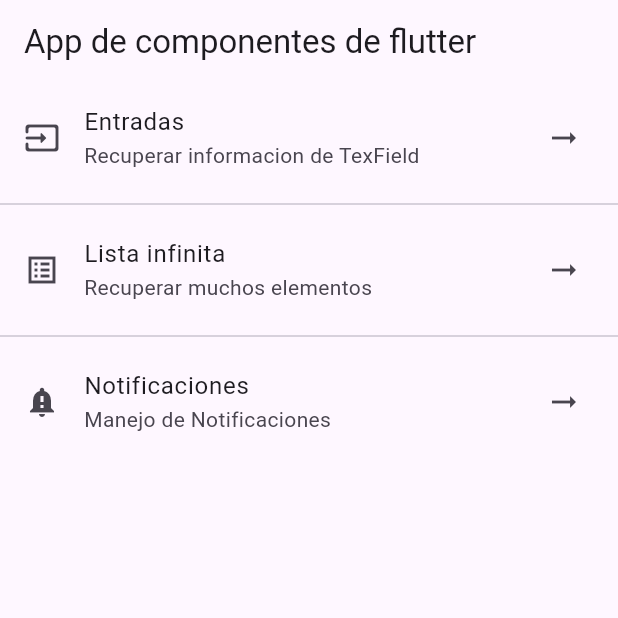
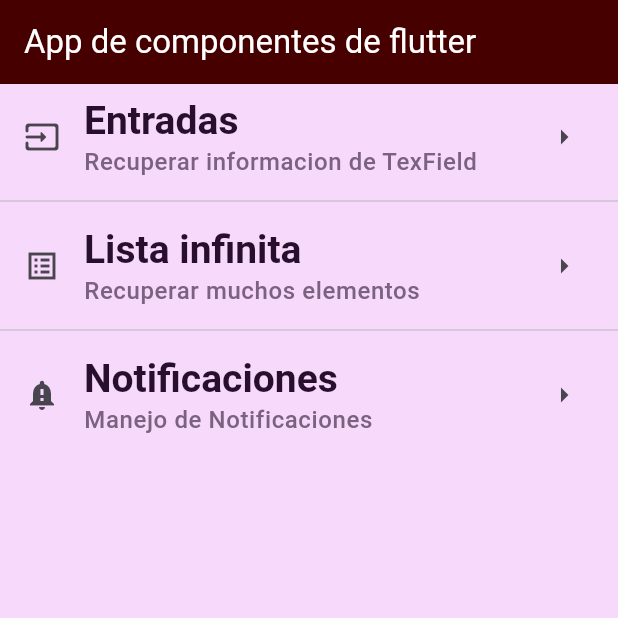
Before and after one commit to GusDamian04/componentes_flutter, a Flutter app: the screen it shows after launch, on a phone screen of 412 x 824 dp, the top half of it. Run offline on Flutter 3.47's test engine with Material 3 defaults, Android fonts, the phone set to English and light mode, and no system bars.

Commit message:
Creating a ThemeData for the app

```diff
--- a/lib/home_screen.dart
+++ b/lib/home_screen.dart
@@ -7,30 +7,30 @@ class HomeScreen extends StatelessWidget {
   Widget build(BuildContext context) {
     return Scaffold(
       appBar: AppBar(
-        title: const Text("App de componentes de flutter"),
+        title: const Text("App de componentes de flutter", style: TextStyle( color: Colors.white)),
       ),
         body:
           ListView(
-            children: const <Widget> [
+            children: <Widget> [
               ListTile(
-                title: Text('Entradas'),
-                subtitle: Text('Recuperar informacion de TexField'),
-                leading: Icon(Icons.input_rounded),
-                trailing: Icon(Icons.arrow_right_alt_outlined),
+                title: Text('Entradas', style: Theme.of(context).textTheme.headlineLarge),
+                subtitle: Text('Recuperar informacion de TexField', style: Theme.of(context).textTheme.bodySmall),
+                leading: const Icon(Icons.input_rounded),
+                trailing: const Icon(Icons.arrow_right_outlined),
               ),
-              Divider(),
+              const Divider(),
               ListTile(
-                title: Text('Lista infinita'),
-                subtitle: Text('Recuperar muchos elementos'),
-                leading: Icon(Icons.list_alt_sharp),
-                trailing: Icon(Icons.arrow_right_alt_outlined),
+                title: Text('Lista infinita', style: Theme.of(context).textTheme.headlineLarge),
+                subtitle: Text('Recuperar muchos elementos', style: Theme.of(context).textTheme.bodySmall),
+                leading:const  Icon(Icons.list_alt_sharp),
+                trailing: const Icon(Icons.arrow_right_outlined),
               ),
-              Divider(),
+              const Divider(),
               ListTile(
-                title: Text('Notificaciones'),
-                subtitle: Text('Manejo de Notificaciones'),
-                leading: Icon(Icons.notification_important),
-                trailing: Icon(Icons.arrow_right_alt_outlined),
+                title: Text('Notificaciones', style: Theme.of(context).textTheme.headlineLarge),
+                subtitle: Text('Manejo de Notificaciones', style: Theme.of(context).textTheme.bodySmall),
+                leading: const Icon(Icons.notification_important),
+                trailing: const Icon(Icons.arrow_right_outlined),
               )
             ],
           ),
--- a/lib/main_app.dart
+++ b/lib/main_app.dart
@@ -6,9 +6,28 @@ class MainApp extends StatelessWidget {
 
   @override
   Widget build(BuildContext context) {
-    return const MaterialApp(
-      home: HomeScreen(),
+    return MaterialApp(
       debugShowCheckedModeBanner: false,
+      home: const HomeScreen(),
+      theme: ThemeData(
+        scaffoldBackgroundColor: const Color.fromARGB(255, 247, 217, 251),
+        // appBarTheme: const AppBarTheme(color: Color.fromARGB(255, 255, 0, 0)),
+        appBarTheme: const AppBarTheme(color: Color.fromARGB(255, 70, 0, 0)),
+        textTheme: const TextTheme(
+          headlineLarge: TextStyle(
+            fontFamily: 'sans-serif',
+            fontSize: 26.0,
+            fontWeight: FontWeight.bold,
+            color: Color.fromARGB(255, 41, 15, 46)
+          ),
+          bodySmall: TextStyle(
+            fontFamily: 'sans-serif',
+            fontSize: 16.0,
+            fontWeight: FontWeight.w500,
+            color: Color.fromARGB(255, 124, 98, 129)
+          ),
+        ),
+      ),
     );
   }
 }
```
